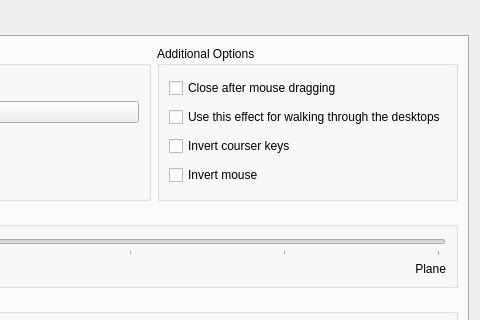
This is effects/cube/sphere_config.ui in KDE/kwin as Qt 5 draws it before an edit; both pictures show x 220 to 700 and y 0 to 320 of the 700 by 542 pixel window. The edited form follows.
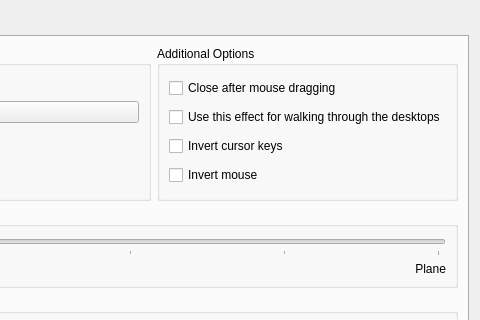
This is the edited form. The open tabs and pages were chosen to show the change. Custom widgets are drawn as their Qt base class.

```diff
--- a/effects/cube/sphere_config.ui
+++ b/effects/cube/sphere_config.ui
@@ -421,7 +421,7 @@
           <item>
            <widget class="QCheckBox" name="invertKeysBox" >
             <property name="text" >
-             <string>Invert courser keys</string>
+             <string>Invert cursor keys</string>
             </property>
            </widget>
           </item>
```
